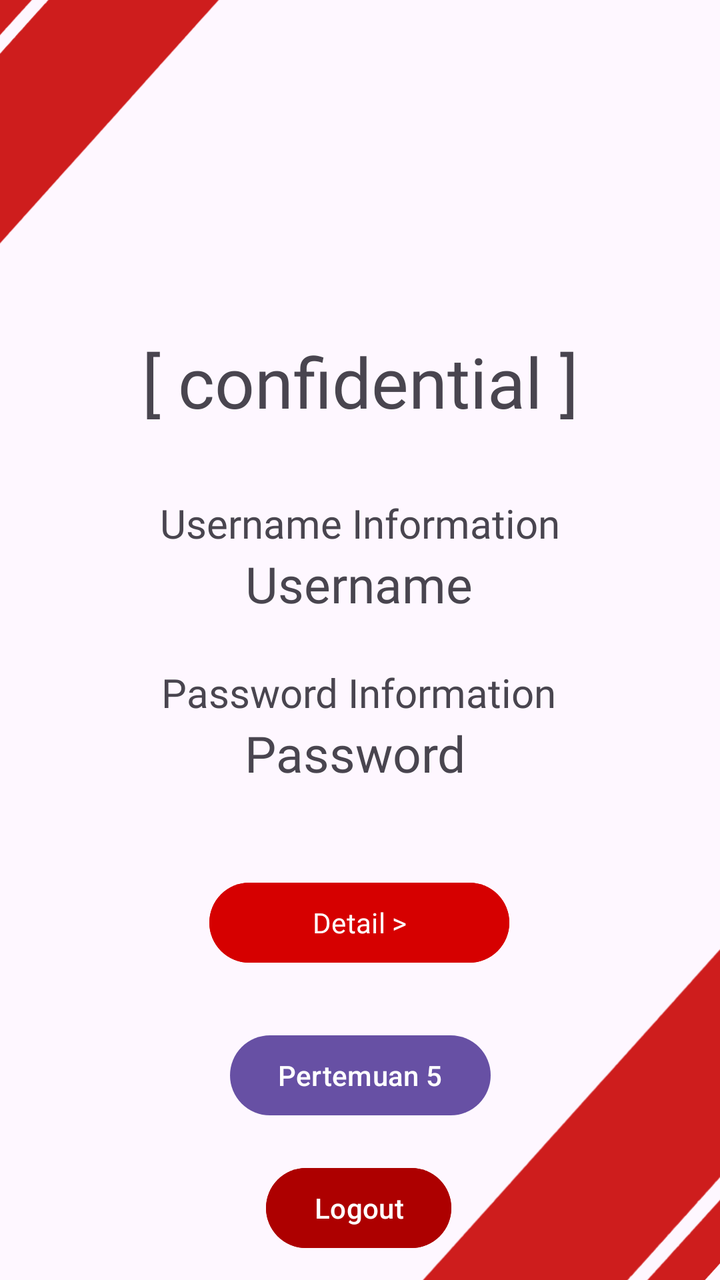
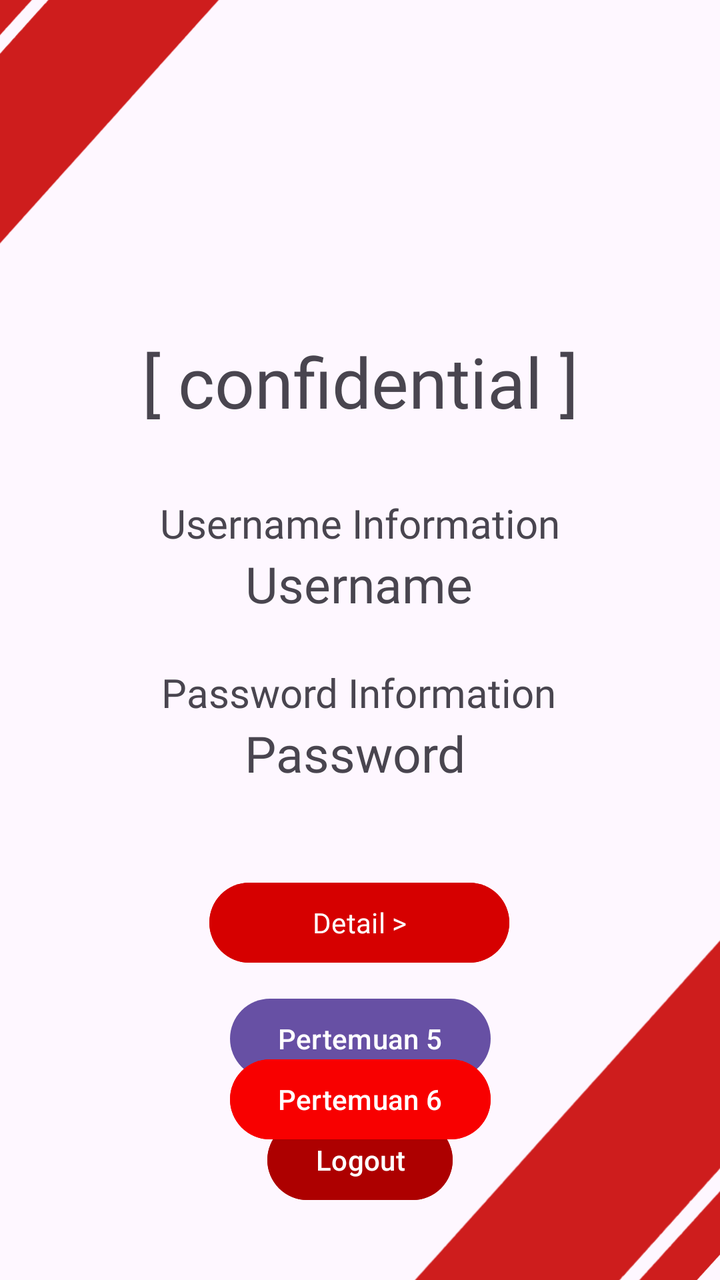

Two renders of the same Android screen: before a commit and after it. Below are the layout's source before the change and the commit's diff.
<!-- AndroidManifest.xml: application theme Theme.Sherine_TIA -->
<!-- res/layout/activity_main.xml -->
<?xml version="1.0" encoding="utf-8"?>
<androidx.constraintlayout.widget.ConstraintLayout xmlns:android="http://schemas.android.com/apk/res/android"
    xmlns:app="http://schemas.android.com/apk/res-auto"
    xmlns:tools="http://schemas.android.com/tools"
    android:id="@+id/main"
    android:layout_width="match_parent"
    android:layout_height="match_parent"
    tools:context=".MainActivity">

    <ImageView
        android:id="@+id/imageView12"
        android:layout_width="452dp"
        android:layout_height="239dp"
        android:layout_marginEnd="92dp"
        app:layout_constraintBottom_toBottomOf="parent"
        app:layout_constraintEnd_toEndOf="parent"
        app:layout_constraintTop_toTopOf="parent"
        app:layout_constraintVertical_bias="0.0"
        app:srcCompat="@drawable/red" />

    <ImageView
        android:id="@+id/imageView13"
        android:layout_width="440dp"
        android:layout_height="287dp"
        android:layout_marginStart="72dp"
        android:rotation="-180"
        app:layout_constraintBottom_toBottomOf="parent"
        app:layout_constraintStart_toStartOf="parent"
        app:layout_constraintTop_toTopOf="parent"
        app:layout_constraintVertical_bias="1.0"
        app:srcCompat="@drawable/red" />

    <TextView
        android:id="@+id/password"
        android:layout_width="wrap_content"
        android:layout_height="wrap_content"
        android:layout_marginStart="80dp"
        android:layout_marginEnd="84dp"
        android:fontFamily="@font/cinzel_regular"
        android:text="Password"
        android:textSize="25dp"
        app:layout_constraintEnd_toEndOf="parent"
        app:layout_constraintHorizontal_bias="0.494"
        app:layout_constraintStart_toStartOf="parent"
        app:layout_constraintTop_toBottomOf="@+id/txtPassword" />

    <TextView
        android:id="@+id/textView5"
        android:layout_width="wrap_content"
        android:layout_height="wrap_content"
        android:fontFamily="@font/cinzel_bold"
        android:text="[ confidential ]"
        android:textSize="35dp"
        app:layout_constraintBottom_toBottomOf="parent"
        app:layout_constraintEnd_toEndOf="parent"
        app:layout_constraintStart_toStartOf="parent"
        app:layout_constraintTop_toTopOf="parent"
        app:layout_constraintVertical_bias="0.282" />

    <TextView
        android:id="@+id/username"
        android:layout_width="wrap_content"
        android:layout_height="wrap_content"
        android:fontFamily="@font/cinzel_regular"
        android:text="Username"
        android:textSize="25dp"
        app:layout_constraintEnd_toEndOf="parent"
        app:layout_constraintHorizontal_bias="0.498"
        app:layout_constraintStart_toStartOf="parent"
        app:layout_constraintTop_toBottomOf="@+id/txtUsername" />

    <TextView
        android:id="@+id/txtUsername"
        android:layout_width="wrap_content"
        android:layout_height="wrap_content"
        android:layout_marginTop="34dp"
        android:fontFamily="@font/cinzel_bold"
        android:text="Username Information"
        android:textSize="20sp"
        app:layout_constraintEnd_toEndOf="parent"
        app:layout_constraintStart_toStartOf="parent"
        app:layout_constraintTop_toBottomOf="@+id/textView5" />

    <TextView
        android:id="@+id/txtPassword"
        android:layout_width="wrap_content"
        android:layout_height="wrap_content"
        android:layout_marginTop="24dp"
        android:fontFamily="@font/cinzel_bold"
        android:text="Password Information"
        android:textSize="20sp"
        app:layout_constraintEnd_toEndOf="parent"
        app:layout_constraintHorizontal_bias="0.496"
        app:layout_constraintStart_toStartOf="parent"
        app:layout_constraintTop_toBottomOf="@+id/username" />

    <Button
        android:id="@+id/btnDetail"
        android:layout_width="150dp"
        android:layout_height="wrap_content"
        android:layout_marginTop="44dp"
        android:backgroundTint="@color/button"
        android:fontFamily="@font/godofwar"
        android:text="Detail >"
        app:layout_constraintEnd_toEndOf="parent"
        app:layout_constraintHorizontal_bias="0.498"
        app:layout_constraintStart_toStartOf="parent"
        app:layout_constraintTop_toBottomOf="@+id/password" />

    <Button
        android:id="@+id/btntolima"
        android:layout_width="wrap_content"
        android:layout_height="wrap_content"
        android:text="Pertemuan 5"
        app:layout_constraintBottom_toBottomOf="parent"
        app:layout_constraintEnd_toEndOf="parent"
        app:layout_constraintStart_toStartOf="parent"
        app:layout_constraintTop_toBottomOf="@+id/btnDetail"
        app:layout_constraintVertical_bias="0.266" />

    <Button
        android:id="@+id/btnLogout"
        android:layout_width="wrap_content"
        android:layout_height="wrap_content"
        android:layout_marginTop="16dp"
        android:text="Logout"
        android:backgroundTint="#AD0000"
        app:layout_constraintBottom_toBottomOf="parent"
        app:layout_constraintEnd_toEndOf="parent"
        app:layout_constraintHorizontal_bias="0.498"
        app:layout_constraintStart_toStartOf="parent"
        app:layout_constraintTop_toBottomOf="@+id/btntolima"
        app:layout_constraintVertical_bias="0.161" />

</androidx.constraintlayout.widget.ConstraintLayout>
<!-- resources referenced by this layout -->
<resources>
  <color name="button">#D60000</color>
  <!-- drawable red: jpeg bitmap (drawable, 53799 bytes) -->
  <style name="Theme.Sherine_TIA" parent="Base.Theme.Sherine_TIA" />
  <style name="Base.Theme.Sherine_TIA" parent="Theme.Material3.DayNight.NoActionBar">
          
          
      </style>
</resources>

<!-- the commit's change to res/layout/activity_main.xml (unified diff, before → after) -->
@@ -22,7 +22,7 @@
         android:id="@+id/imageView13"
         android:layout_width="440dp"
         android:layout_height="287dp"
-        android:layout_marginStart="72dp"
+        android:layout_marginStart="68dp"
         android:rotation="-180"
         app:layout_constraintBottom_toBottomOf="parent"
         app:layout_constraintStart_toStartOf="parent"
@@ -116,20 +116,28 @@
         app:layout_constraintEnd_toEndOf="parent"
         app:layout_constraintStart_toStartOf="parent"
         app:layout_constraintTop_toBottomOf="@+id/btnDetail"
-        app:layout_constraintVertical_bias="0.266" />
+        app:layout_constraintVertical_bias="0.094" />
 
     <Button
         android:id="@+id/btnLogout"
         android:layout_width="wrap_content"
         android:layout_height="wrap_content"
-        android:layout_marginTop="16dp"
+        android:layout_marginBottom="36dp"
+        android:backgroundTint="#AD0000"
         android:text="Logout"
-        android:backgroundTint="#AD0000"
         app:layout_constraintBottom_toBottomOf="parent"
         app:layout_constraintEnd_toEndOf="parent"
-        app:layout_constraintHorizontal_bias="0.498"
+        app:layout_constraintStart_toStartOf="parent" />
+
+    <Button
+        android:id="@+id/btntoenam"
+        android:layout_width="wrap_content"
+        android:layout_height="wrap_content"
+        android:text="Pertemuan 6"
+        android:backgroundTint="#F80000"
+        app:layout_constraintBottom_toTopOf="@+id/btnLogout"
+        app:layout_constraintEnd_toEndOf="parent"
         app:layout_constraintStart_toStartOf="parent"
-        app:layout_constraintTop_toBottomOf="@+id/btntolima"
-        app:layout_constraintVertical_bias="0.161" />
+        app:layout_constraintTop_toBottomOf="@+id/btntolima" />
 
 </androidx.constraintlayout.widget.ConstraintLayout>
